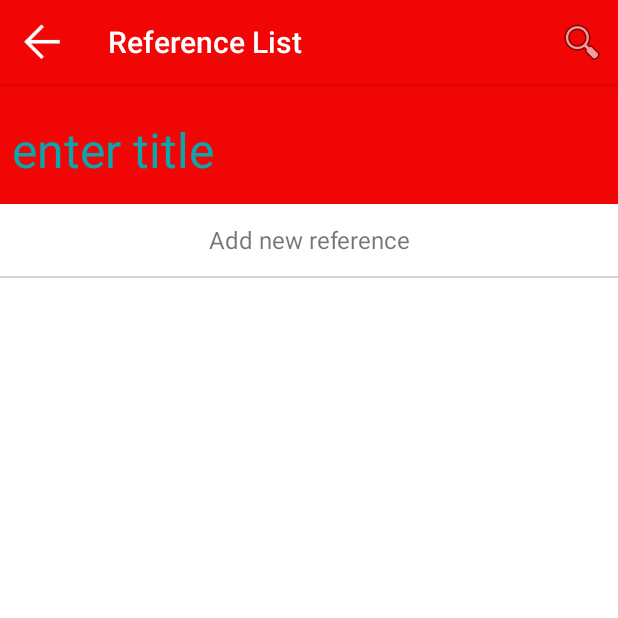
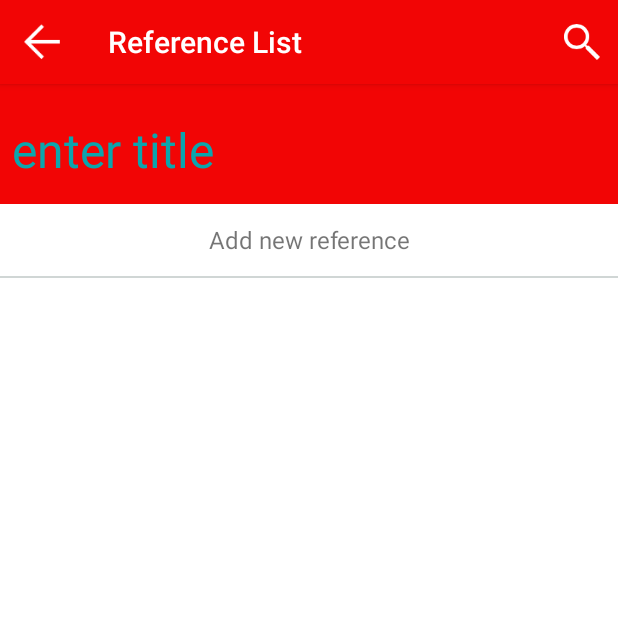
Before and after one commit to SafetyMarcus/EasyReference, an Android app: the ReferenceListActivity screen opened directly, with no data from a screen before it, on a phone screen of 412 x 824 dp, the top half of it. Run offline under Robolectric (Android 15) with nearby library versions, the phone set to English and light mode, and no system bars; our stand-ins replace ButterKnife; libraries missing offline, so code that uses them is left out: com.squareup.otto; 1 statement that could not run was skipped.

Commit message:
Fixing search icon

```diff
--- a/app/src/main/java/com/au/easyreference/app/Activities/ReferenceListActivity.java
+++ b/app/src/main/java/com/au/easyreference/app/Activities/ReferenceListActivity.java
@@ -100,7 +100,7 @@ public class ReferenceListActivity extends ActionBarActivity
 	@Override
 	public boolean onCreateOptionsMenu(Menu menu)
 	{
-		menu.add(Menu.NONE, 0, 0, getString(R.string.search)).setIcon(android.R.drawable.ic_menu_search).setShowAsAction(MenuItem.SHOW_AS_ACTION_ALWAYS);
+		menu.add(Menu.NONE, 0, 0, getString(R.string.search)).setIcon(R.drawable.actionbar_search).setShowAsAction(MenuItem.SHOW_AS_ACTION_ALWAYS);
 		return super.onCreateOptionsMenu(menu);
 	}
 
```
Also changed, not shown: app/src/main/res/drawable-hdpi/actionbar_search.png (added), app/src/main/res/drawable-mdpi/actionbar_search.png (added), app/src/main/res/drawable-xhdpi/actionbar_search.png (added), app/src/main/res/drawable-xxhdpi/actionbar_search.png (added).
